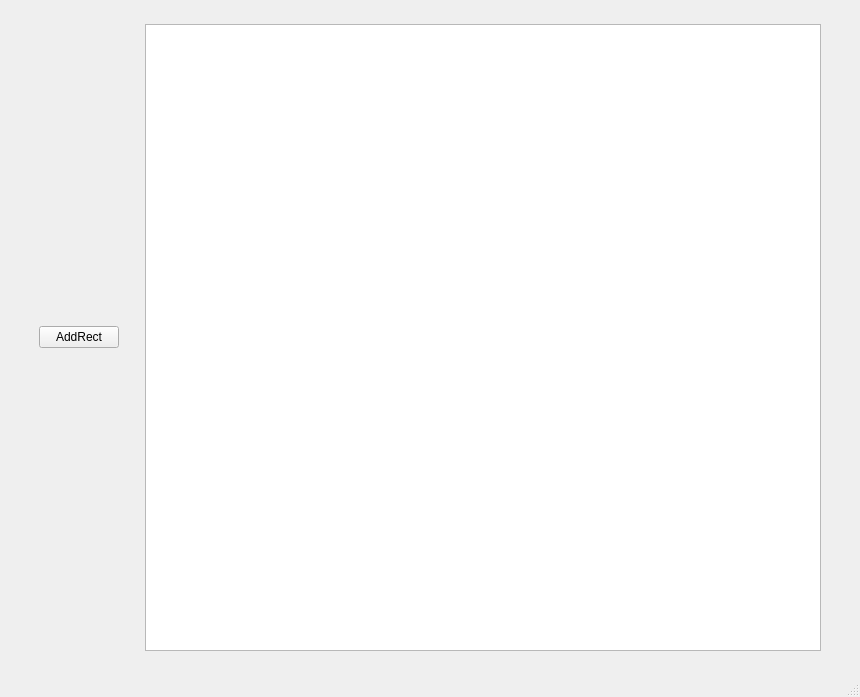
povle/pyblueprint, file proto.ui: the form before one commit.
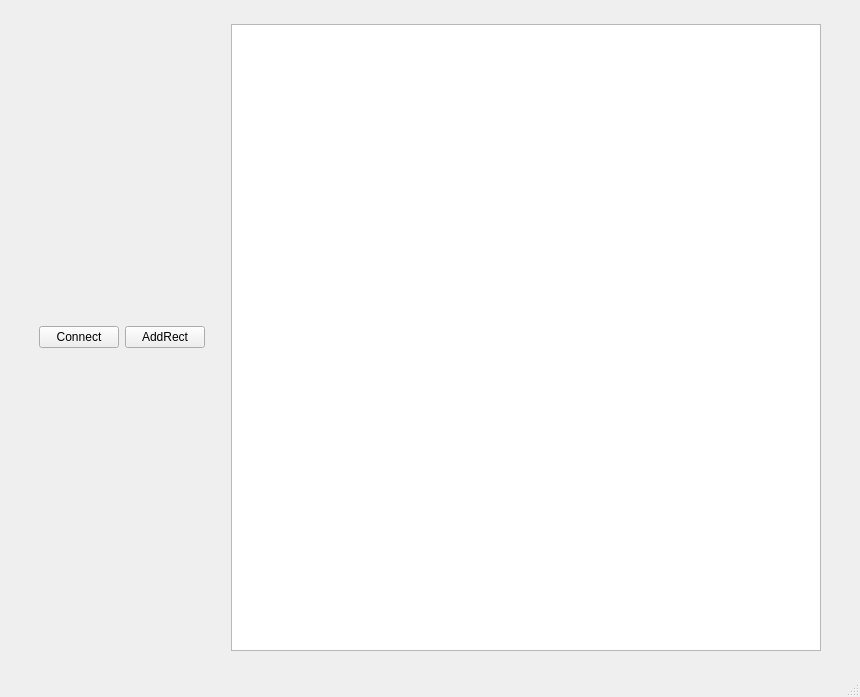
The form after the commit.

Commit message: prototype connections

The edit to the form file:
```diff
--- a/proto.ui
+++ b/proto.ui
@@ -35,6 +35,13 @@
       <property name="bottomMargin">
        <number>15</number>
       </property>
+      <item>
+       <widget class="QPushButton" name="connectButton">
+        <property name="text">
+         <string>Connect</string>
+        </property>
+       </widget>
+      </item>
       <item>
        <widget class="QPushButton" name="addRectButton">
         <property name="sizePolicy">
```
Left out of the diff: 2 changed lines with no effect on the pictures. The commit also changes 1 other file.
